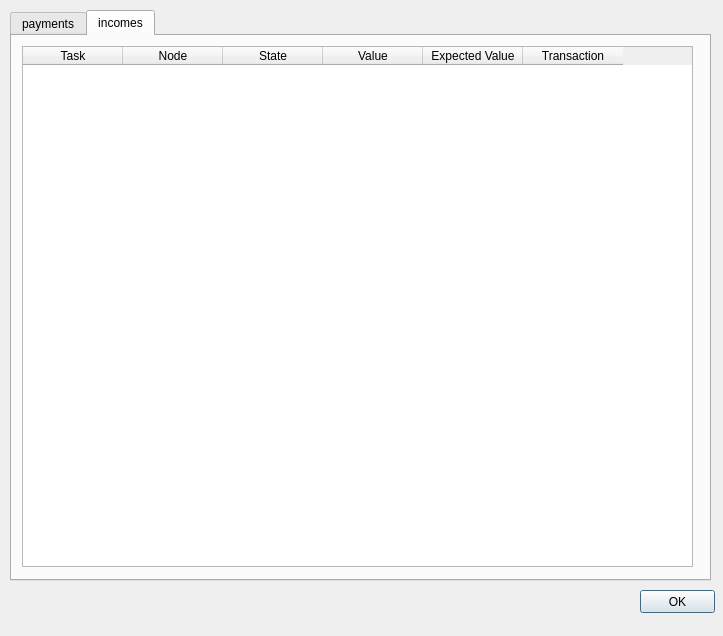
First picture: the form in gnr/ui/payments_dialog.ui, repository golemfactory/clay, before the edit.
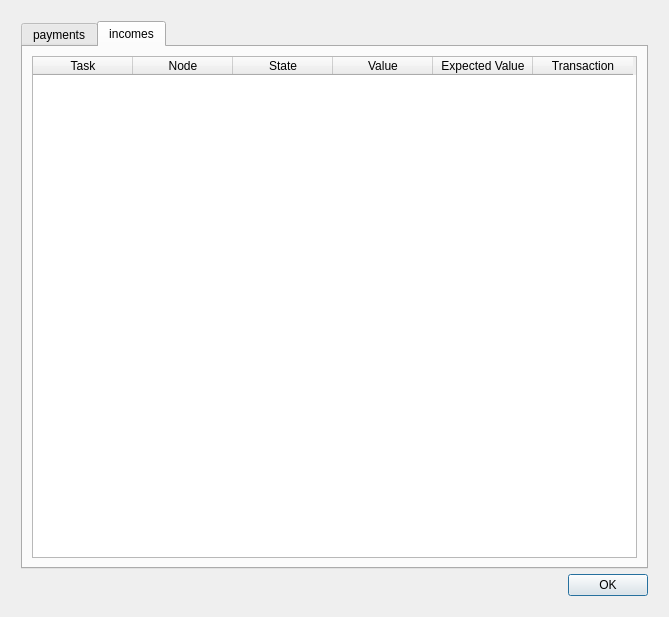
Second picture: the form after the edit. The open tabs and pages were chosen to show the change.

Commit message: payments dialog resizing + account dialog

```diff
--- a/gnr/ui/payments_dialog.ui
+++ b/gnr/ui/payments_dialog.ui
@@ -6,12 +6,12 @@
    <rect>
     <x>0</x>
     <y>0</y>
-    <width>723</width>
-    <height>636</height>
+    <width>669</width>
+    <height>611</height>
    </rect>
   </property>
   <property name="sizePolicy">
-   <sizepolicy hsizetype="Minimum" vsizetype="Preferred">
+   <sizepolicy hsizetype="MinimumExpanding" vsizetype="MinimumExpanding">
     <horstretch>0</horstretch>
     <verstretch>0</verstretch>
    </sizepolicy>
@@ -19,27 +19,22 @@
   <property name="windowTitle">
    <string>Payments</string>
   </property>
-  <widget class="QPushButton" name="okButton">
-   <property name="geometry">
-    <rect>
-     <x>640</x>
-     <y>590</y>
-     <width>75</width>
-     <height>23</height>
-    </rect>
-   </property>
-   <property name="text">
-    <string>OK</string>
-   </property>
-  </widget>
+  <layout class="QGridLayout" name="gridLayout">
+   <item row="0" column="0">
+    <layout class="QVBoxLayout" name="verticalLayout" stretch="1,1">
+     <property name="spacing">
+      <number>5</number>
+     </property>
+     <property name="margin">
+      <number>10</number>
+     </property>
+     <item>
   <widget class="QTabWidget" name="tabWidget">
-   <property name="geometry">
-    <rect>
-     <x>10</x>
-     <y>10</y>
-     <width>701</width>
-     <height>571</height>
-    </rect>
+       <property name="sizePolicy">
+        <sizepolicy hsizetype="MinimumExpanding" vsizetype="MinimumExpanding">
+         <horstretch>0</horstretch>
+         <verstretch>0</verstretch>
+        </sizepolicy>
    </property>
    <property name="currentIndex">
     <number>0</number>
@@ -97,14 +92,20 @@
     <attribute name="title">
      <string>incomes</string>
     </attribute>
+        <layout class="QGridLayout" name="gridLayout_2">
+         <item row="0" column="0">
     <widget class="QTableWidget" name="incomesTable">
-     <property name="geometry">
-      <rect>
-       <x>10</x>
-       <y>10</y>
-       <width>671</width>
-       <height>521</height>
-      </rect>
+           <property name="sizePolicy">
+            <sizepolicy hsizetype="Expanding" vsizetype="Expanding">
+             <horstretch>0</horstretch>
+             <verstretch>0</verstretch>
+            </sizepolicy>
+           </property>
+           <property name="minimumSize">
+            <size>
+             <width>600</width>
+             <height>500</height>
+            </size>
      </property>
      <property name="editTriggers">
       <set>QAbstractItemView::NoEditTriggers</set>
@@ -146,8 +147,30 @@
       </property>
      </column>
     </widget>
-   </widget>
-  </widget>
+         </item>
+        </layout>
+       </widget>
+      </widget>
+     </item>
+     <item>
+      <widget class="QPushButton" name="okButton">
+       <property name="sizePolicy">
+        <sizepolicy hsizetype="Maximum" vsizetype="Fixed">
+         <horstretch>0</horstretch>
+         <verstretch>0</verstretch>
+        </sizepolicy>
+       </property>
+       <property name="layoutDirection">
+        <enum>Qt::RightToLeft</enum>
+       </property>
+       <property name="text">
+        <string>OK</string>
+       </property>
+      </widget>
+     </item>
+    </layout>
+   </item>
+  </layout>
  </widget>
  <resources/>
  <connections/>
```
Left out of the diff: 16 changed lines with no effect on the pictures. Lines whose indentation alone changed are shown as unchanged. The commit also changes 4 other files.
